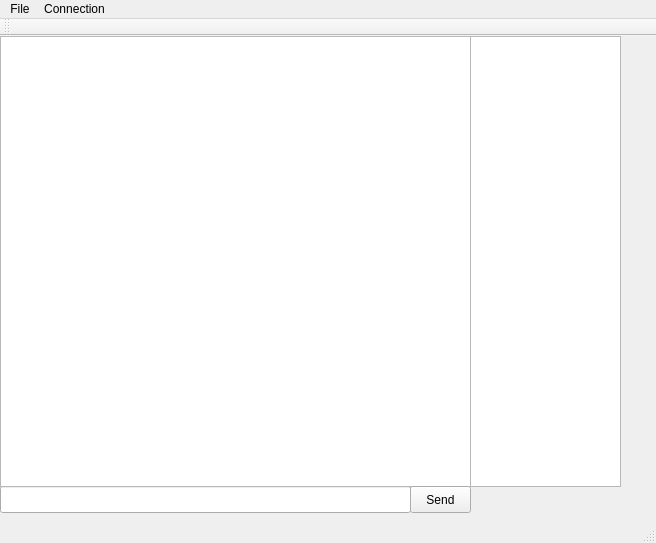
Qt form chat/src/mainwindow.ui (icooper89/linux-chat-client) before a commit.
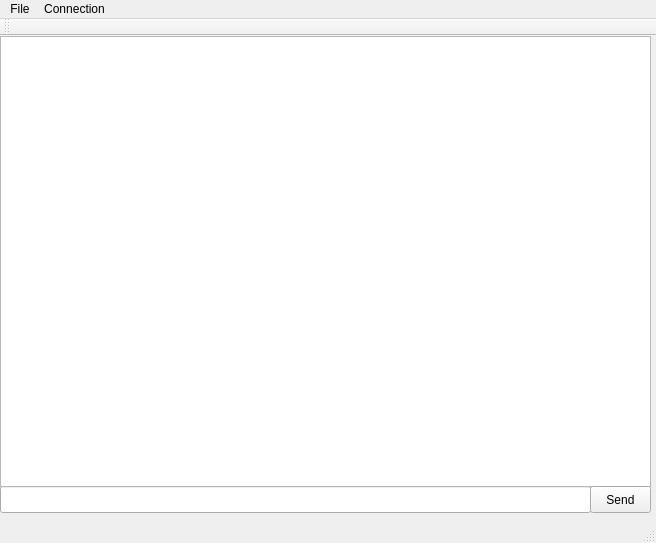
The same form after that commit.

```diff
--- a/chat/src/mainwindow.ui
+++ b/chat/src/mainwindow.ui
@@ -19,7 +19,7 @@
      <rect>
       <x>0</x>
       <y>450</y>
-      <width>411</width>
+      <width>591</width>
       <height>27</height>
      </rect>
     </property>
@@ -29,7 +29,7 @@
      <rect>
       <x>0</x>
       <y>0</y>
-      <width>471</width>
+      <width>651</width>
       <height>451</height>
      </rect>
     </property>
@@ -37,7 +37,7 @@
    <widget class="QPushButton" name="sendButton">
     <property name="geometry">
      <rect>
-      <x>410</x>
+      <x>590</x>
       <y>450</y>
       <width>61</width>
       <height>27</height>
@@ -47,16 +47,6 @@
      <string>Send</string>
     </property>
    </widget>
-   <widget class="QTextBrowser" name="users">
-    <property name="geometry">
-     <rect>
-      <x>470</x>
-      <y>0</y>
-      <width>151</width>
-      <height>451</height>
-     </rect>
-    </property>
-   </widget>
   </widget>
   <widget class="QMenuBar" name="menuBar">
    <property name="geometry">
```
